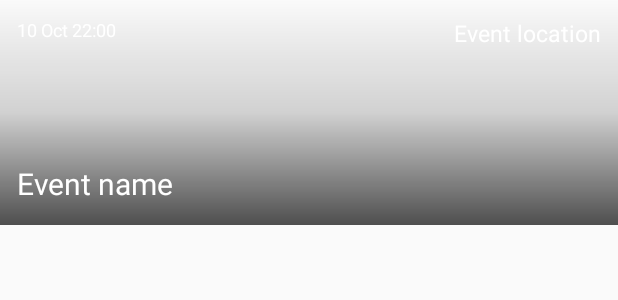
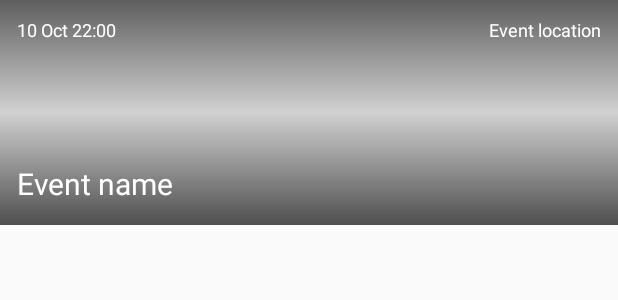
Before and after one commit to tomaszgarbus/eventick, an Android app: the layout fragment_event.xml on its own in the app's theme, with its tools: preview values and no code run, on a phone screen of 412 x 824 dp. Shown: the top 300 px of the screen. Run offline under Robolectric (Android 15) with nearby library versions, the phone set to English and light mode, and no system bars.

Commit message:
layout is now jedi master

```diff
--- a/MobileApp/app/src/main/res/drawable/gradient.xml
+++ b/MobileApp/app/src/main/res/drawable/gradient.xml
@@ -3,7 +3,7 @@
 
     <gradient
         android:angle="90"
-        android:endColor="#00000000"
+        android:endColor="#9f000000"
         android:startColor="#af000000"
         android:centerColor="#2a000000" />
 
--- a/MobileApp/app/src/main/res/layout/fragment_event.xml
+++ b/MobileApp/app/src/main/res/layout/fragment_event.xml
@@ -29,13 +29,12 @@
         android:layout_marginBottom="14dp"
         android:layout_alignParentBottom="true"
         android:layout_alignParentLeft="true"
-        android:layout_alignParentStart="true"
-        android:maxLength="20"/>
+        android:layout_alignParentStart="true" />
 
     <TextView
         android:id="@+id/content"
         android:text="Event location"
-        android:textSize="15dp"
+        android:textSize="12dp"
         android:layout_width="wrap_content"
         android:layout_height="wrap_content"
         android:textAppearance="?attr/textAppearanceListItem"
```
